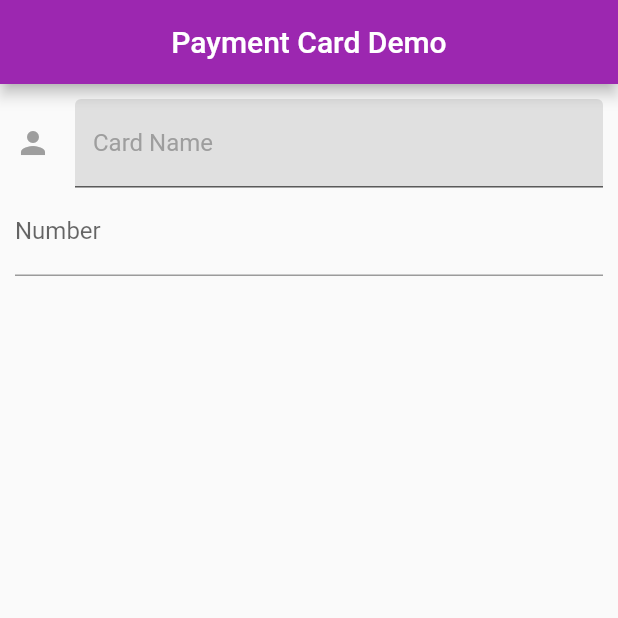
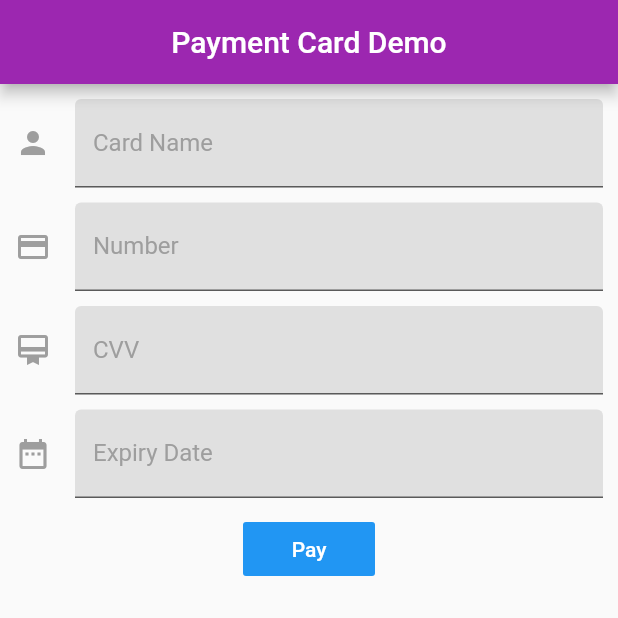
Before and after one commit to nurfajarismail/Task_2_Udacoding, a Flutter app: the screen it shows after launch, on a phone screen of 412 x 824 dp, the top half of it. Run offline on Flutter 3.47's test engine with Material 2 defaults, Android fonts, the phone set to English and light mode, and no system bars.

Commit message:
add textfield

```diff
--- a/lib/paymentPage.dart
+++ b/lib/paymentPage.dart
@@ -17,6 +17,7 @@ class PaymentPage extends StatelessWidget {
         child: Column(
           children: [
             Container(
+              padding: EdgeInsets.only(bottom: 10),
               child: TextField(
                 decoration: InputDecoration(
                     // enabledBorder: UnderlineInputBorder(
@@ -34,13 +35,87 @@ class PaymentPage extends StatelessWidget {
                       Icons.person,
                       color: Colors.grey,
                     ),
-                    labelText: "Card Name"),
+                    labelText: "Card Name",
+                    hoverColor: Colors.purple,
+                    focusColor: Colors.purple),
               ),
             ),
             Container(
+              padding: EdgeInsets.only(bottom: 10),
               child: TextField(
-                decoration: InputDecoration(labelText: "Number"),
+                keyboardType: TextInputType.number,
+                decoration: InputDecoration(
+                    // enabledBorder: UnderlineInputBorder(
+                    //   borderSide: BorderSide(color: Colors.purple),
+                    // ),
+                    focusedBorder: UnderlineInputBorder(
+                      borderSide: BorderSide(color: Colors.purple),
+                    ),
+                    // border: UnderlineInputBorder(
+                    //     borderSide: BorderSide(color: Colors.purple)),
+                    labelStyle: TextStyle(color: Colors.grey),
+                    filled: true,
+                    fillColor: Colors.grey[300],
+                    icon: Icon(
+                      Icons.credit_card,
+                      color: Colors.grey,
+                    ),
+                    labelText: "Number"),
               ),
+            ),
+            Container(
+              padding: EdgeInsets.only(bottom: 10),
+              child: TextField(
+                keyboardType: TextInputType.number,
+                decoration: InputDecoration(
+                    // enabledBorder: UnderlineInputBorder(
+                    //   borderSide: BorderSide(color: Colors.purple),
+                    // ),
+                    focusedBorder: UnderlineInputBorder(
+                      borderSide: BorderSide(color: Colors.purple),
+                    ),
+                    // border: UnderlineInputBorder(
+                    //     borderSide: BorderSide(color: Colors.purple)),
+                    labelStyle: TextStyle(color: Colors.grey),
+                    filled: true,
+                    fillColor: Colors.grey[300],
+                    icon: Icon(
+                      Icons.card_membership,
+                      color: Colors.grey,
+                    ),
+                    labelText: "CVV"),
+              ),
+            ),
+            Container(
+              padding: EdgeInsets.only(bottom: 10),
+              child: TextField(
+                keyboardType: TextInputType.number,
+                decoration: InputDecoration(
+                    // enabledBorder: UnderlineInputBorder(
+                    //   borderSide: BorderSide(color: Colors.purple),
+                    // ),
+                    focusedBorder: UnderlineInputBorder(
+                      borderSide: BorderSide(color: Colors.purple),
+                    ),
+                    // border: UnderlineInputBorder(
+                    //     borderSide: BorderSide(color: Colors.purple)),
+                    labelStyle: TextStyle(color: Colors.grey),
+                    filled: true,
+                    fillColor: Colors.grey[300],
+                    icon: Icon(
+                      Icons.date_range,
+                      color: Colors.grey,
+                    ),
+                    labelText: "Expiry Date"),
+              ),
+            ),
+            FlatButton(
+              onPressed: () {},
+              child: Text(
+                "Pay",
+                style: TextStyle(color: Colors.white),
+              ),
+              color: Colors.blue,
             )
           ],
         ),
```
